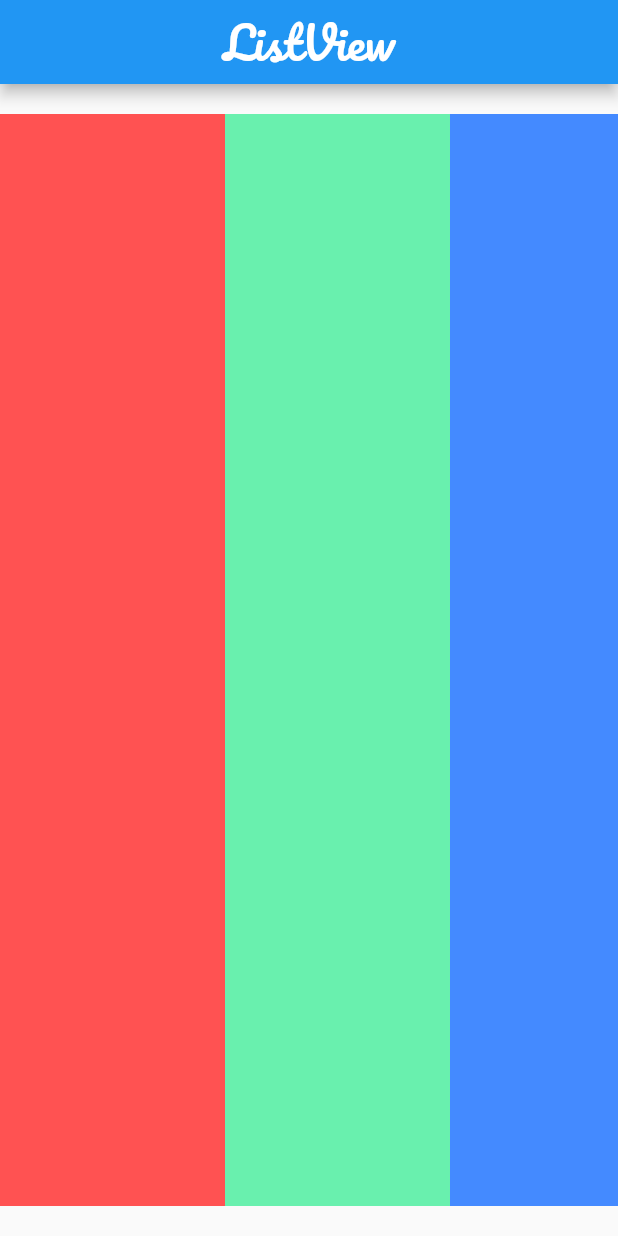
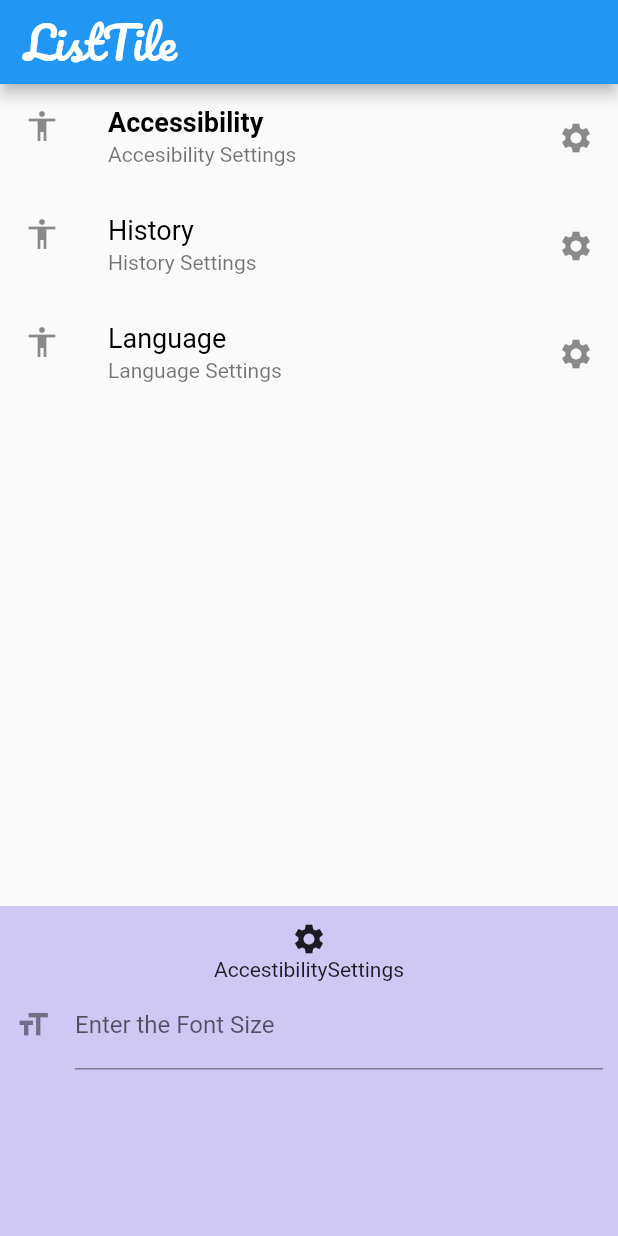
Before and after one commit to SirpiYugendar/car_app, a Flutter app: the screen it shows after launch, on a phone screen of 412 x 824 dp. Run offline on Flutter 3.47's test engine with Material 2 defaults, Android fonts, the phone set to English and light mode, and no system bars; our stand-ins replace google_fonts.

Commit message:
ListView into List tile

```diff
--- a/lib/main.dart
+++ b/lib/main.dart
@@ -2,7 +2,7 @@ import 'package:flutter/material.dart';
 import 'package:google_fonts/google_fonts.dart';
 
 void main() {
-  runApp(ListApper());
+  runApp(ListTileApper());
 }
 
 class App extends StatelessWidget {
@@ -228,7 +228,10 @@ class _FlexApperState extends State<FlexApper> {
               ),
               Padding(
                 padding: EdgeInsets.only(top: 20),
-              child: Text(_vertical ? 'Vertical' : "Horizontal", style: GoogleFonts.pacifico(),),
+                child: Text(
+                  _vertical ? 'Vertical' : "Horizontal",
+                  style: GoogleFonts.pacifico(),
+                ),
               ),
               IconButton(
                 icon: Icon(
@@ -246,7 +249,10 @@ class _FlexApperState extends State<FlexApper> {
               ),
               Padding(
                 padding: EdgeInsets.only(top: 20),
-              child: Text(_alignmentsText[_alignmentIndex], style: GoogleFonts.pacifico(),),
+                child: Text(
+                  _alignmentsText[_alignmentIndex],
+                  style: GoogleFonts.pacifico(),
+                ),
               ),
               Padding(
                 padding: EdgeInsets.all(10),
@@ -256,16 +262,12 @@ class _FlexApperState extends State<FlexApper> {
           body: Flex(
             direction: _vertical ? Axis.vertical : Axis.horizontal,
             mainAxisAlignment: _alignment[_alignmentIndex],
-          children: <Widget>[
-            redButton,
-            greenButton,
-            blueButton
-          ],
-        )
-      ),
+            children: <Widget>[redButton, greenButton, blueButton],
+          )),
     );
   }
 }
+
 class ListApper extends StatelessWidget {
   const ListApper({Key key}) : super(key: key);
 
@@ -275,27 +277,73 @@ class ListApper extends StatelessWidget {
       debugShowCheckedModeBanner: false,
       home: Scaffold(
         appBar: AppBar(
-          title: Center(child: Text('ListView', style: GoogleFonts.pacifico().copyWith(fontSize: 30),)),
+          title: Center(
+              child: Text(
+            'ListView',
+            style: GoogleFonts.pacifico().copyWith(fontSize: 30),
+          )),
         ),
         body: Container(
           margin: EdgeInsets.symmetric(vertical: 20),
           child: ListView(
             scrollDirection: Axis.horizontal,
             children: <Widget>[
-              Container(width: 150, color: Colors.redAccent,),
-              Container(width: 150, color: Colors.greenAccent,),
-              Container(width: 150, color: Colors.blueAccent,),
-              Container(width: 150, color: Colors.yellowAccent,),
-              Container(width: 150, color: Colors.purpleAccent,),
-              Container(width: 150, color: Colors.pinkAccent,),
-              Container(width: 150, color: Colors.black,),
-              Container(width: 150, color: Colors.redAccent,),
-              Container(width: 150, color: Colors.greenAccent,),
-              Container(width: 150, color: Colors.blueAccent,),
-              Container(width: 150, color: Colors.yellowAccent,),
-              Container(width: 150, color: Colors.purpleAccent,),
-              Container(width: 150, color: Colors.pinkAccent,),
-              Container(width: 150, color: Colors.black,),
+              Container(
+                width: 150,
+                color: Colors.redAccent,
+              ),
+              Container(
+                width: 150,
+                color: Colors.greenAccent,
+              ),
+              Container(
+                width: 150,
+                color: Colors.blueAccent,
+              ),
+              Container(
+                width: 150,
+                color: Colors.yellowAccent,
+              ),
+              Container(
+                width: 150,
+                color: Colors.purpleAccent,
+              ),
+              Container(
+                width: 150,
+                color: Colors.pinkAccent,
+              ),
+              Container(
+                width: 150,
+                color: Colors.black,
+              ),
+              Container(
+                width: 150,
+                color: Colors.redAccent,
+              ),
+              Container(
+                width: 150,
+                color: Colors.greenAccent,
+              ),
+              Container(
+                width: 150,
+                color: Colors.blueAccent,
+              ),
+              Container(
+                width: 150,
+                color: Colors.yellowAccent,
+              ),
+              Container(
+                width: 150,
+                color: Colors.purpleAccent,
+              ),
+              Container(
+                width: 150,
+                color: Colors.pinkAccent,
+              ),
+              Container(
+                width: 150,
+                color: Colors.black,
+              ),
             ],
           ),
         ),
@@ -303,3 +351,116 @@ class ListApper extends StatelessWidget {
     );
   }
 }
+
+class ListTileApper extends StatefulWidget {
+  ListTileApper({Key key}) : super(key: key);
+
+  @override
+  _ListTileApperState createState() => _ListTileApperState();
+}
+
+class _ListTileApperState extends State<ListTileApper> {
+  int _selectedIndex = 0;
+  static const TEXT_STYLE_NORMAL = TextStyle(
+      color: Colors.black, fontSize: 18, fontWeight: FontWeight.normal);
+  static const TEXT_STYLE_SELECTED =
+      TextStyle(color: Colors.black, fontSize: 18, fontWeight: FontWeight.bold);
+  final TextFormField _fontsTextField = TextFormField(
+    decoration: InputDecoration(
+        icon: Icon(Icons.format_size),
+        hintText: 'FontSize',
+        labelText: 'Enter the Font Size'),
+  );
+  final TextFormField _historyTextField = TextFormField(
+    decoration: InputDecoration(
+        icon: Icon(Icons.history),
+        hintText: 'number of days',
+        labelText: 'Enter Number of days'),
+  );
+  final TextFormField _languageTextField = TextFormField(
+    decoration: InputDecoration(
+        icon: Icon(Icons.language),
+        hintText: 'Tamil or English',
+        labelText: 'Enter your Language'),
+  );
+  select(index) {
+    setState(() {
+      _selectedIndex = index;
+    });
+  }
+
+  @override
+  Widget build(BuildContext context) {
+    final ListTile accesibilityListTile = ListTile(
+      leading: Icon(Icons.accessibility),
+      title: Text(
+        'Accessibility',
+        style: _selectedIndex == 0 ? TEXT_STYLE_SELECTED : TEXT_STYLE_NORMAL,
+      ),
+      subtitle: Text('Accesibility Settings'),
+      trailing: Icon(Icons.settings),
+      onTap: () => select(0),
+    );
+    final ListTile historyListTile = ListTile(
+      leading: Icon(Icons.accessibility),
+      title: Text(
+        'History',
+        style: _selectedIndex == 1 ? TEXT_STYLE_SELECTED : TEXT_STYLE_NORMAL,
+      ),
+      subtitle: Text('History Settings'),
+      trailing: Icon(Icons.settings),
+      onTap: () => select(1),
+    );
+    final ListTile languageListTile = ListTile(
+      leading: Icon(Icons.accessibility),
+      title: Text(
+        'Language',
+        style: _selectedIndex == 2 ? TEXT_STYLE_SELECTED : TEXT_STYLE_NORMAL,
+      ),
+      subtitle: Text('Language Settings'),
+      trailing: Icon(Icons.settings),
+      onTap: () => select(2),
+    );
+    final String selectionTitle = (_selectedIndex == 0
+            ? 'Accestibility'
+            : _selectedIndex == 1
+                ? 'History'
+                : 'Language') +
+        'Settings';
+    final TextFormField selectionFormField = _selectedIndex == 0
+        ? _fontsTextField
+        : _selectedIndex == 1
+            ? _historyTextField
+            : _languageTextField;
+    return MaterialApp(
+      debugShowCheckedModeBanner: false,
+      home: Scaffold(
+        appBar: AppBar(
+            title: Text(
+          'ListTile',
+          style: GoogleFonts.pacifico().copyWith(fontSize: 30),
+        )),
+        body: ListView(
+          children: <Widget>[
+            accesibilityListTile,
+            historyListTile,
+            languageListTile
+          ],
+        ),
+        bottomSheet: Container(
+          color: Color(0xFFCFC8F5),
+          padding: EdgeInsets.all(10),
+          child: Container(
+              constraints: BoxConstraints(maxHeight: 200),
+              child: Column(
+                children: <Widget>[
+                  Icon(Icons.settings),
+                  Text(selectionTitle),
+                  Expanded(child: selectionFormField)
+                ],
+              )),
+        ),
+      ),
+    );
+  }
+}
```
Lines whose indentation alone changed are shown as unchanged.
